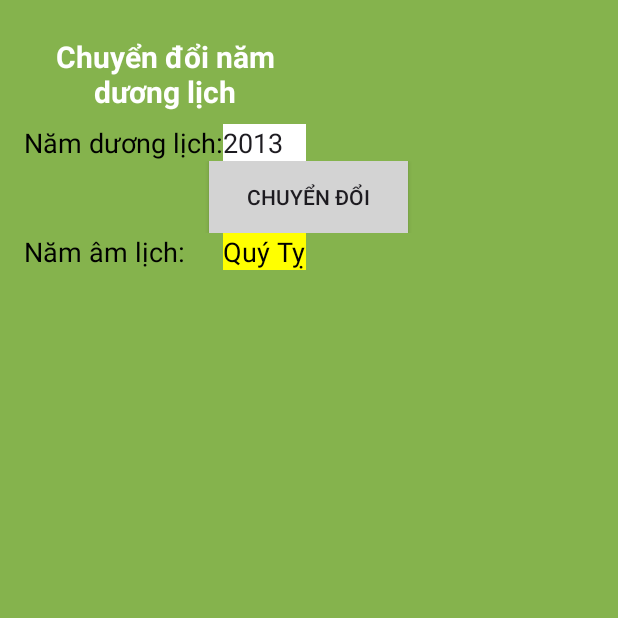
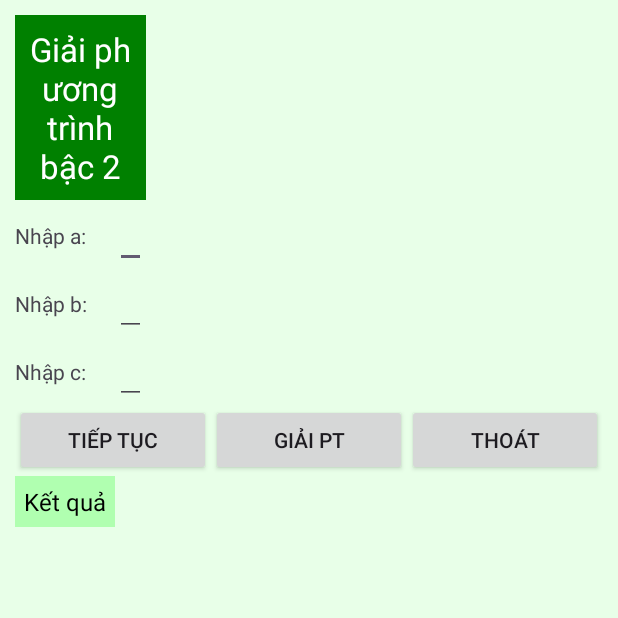
Before and after one commit to Vunhan1002/AndroidMobileApplicationPractice, an Android app: the screen it shows after launch (MainActivity), on a phone screen of 412 x 824 dp, the top half of it. Run offline under Robolectric (Android 15) with nearby library versions, the phone set to English and light mode, and no system bars.

Commit message:
Complete exercise 5(2)

```diff
--- a/app/src/main/java/com/example/androidmobileapplicationpractice/MainActivity.java
+++ b/app/src/main/java/com/example/androidmobileapplicationpractice/MainActivity.java
@@ -10,36 +10,83 @@ import android.widget.TextView;
 import java.text.DecimalFormat;
 
 public class MainActivity extends Activity {
-    EditText editNamDuongLich;
-    TextView textViewAmLich;
-    Button btnChuyenDoi;
+    Button btntieptuc, btngiai, btnthoat;
+    EditText edita, editb, editc;
+    TextView txtKQ;
 
-    String[] can = {"Canh", "Tân", "Nhâm", "Quý", "Giáp", "Ất", "Bính", "Đinh", "Mậu", "Kỷ"};
-    String[] chi = {"Thân", "Dậu", "Tuất", "Hợi", "Tý", "Sửu", "Dần", "Mão", "Thìn", "Tỵ", "Ngọ", "Mùi"};
+
 
     @Override
     protected void onCreate(Bundle savedInstanceState) {
         super.onCreate(savedInstanceState);
         setContentView(R.layout.activity_main);
 
-        editNamDuongLich = findViewById(R.id.editNamDuongLich);
-        textViewAmLich = findViewById(R.id.textView5);
-        btnChuyenDoi = findViewById(R.id.button1);
+        btntieptuc = findViewById(R.id.btntieptuc);
+        btngiai = findViewById(R.id.btngiai);
+        btnthoat = findViewById(R.id.btnthoat);
 
-        btnChuyenDoi.setOnClickListener(new View.OnClickListener() {
+        edita = findViewById(R.id.edita);
+        editb = findViewById(R.id.editb);
+        editc = findViewById(R.id.editc);
+        txtKQ = findViewById(R.id.txtKQ);
+
+        DecimalFormat dcf = new DecimalFormat("0.00");
+
+        btngiai.setOnClickListener(new View.OnClickListener() {
             @Override
-            public void onClick(View view) {
-                try {
-                    int namDuong = Integer.parseInt(editNamDuongLich.getText().toString().trim());
-                    int indexCan = namDuong % 10;
-                    int indexChi = namDuong % 12;
-                    String namAm = can[indexCan] + " " + chi[indexChi];
-                    textViewAmLich.setText(namAm);
-                }catch (NumberFormatException e){
-                    textViewAmLich.setText("Vui lòng nhập số hợp lệ");
+            public void onClick(View v) {
+                String sa = edita.getText().toString();
+                String sb = editb.getText().toString();
+                String sc = editc.getText().toString();
+
+                int a = Integer.parseInt(sa);
+                int b = Integer.parseInt(sb);
+                int c = Integer.parseInt(sc);
+
+                String kq = "";
+
+                if (a == 0) {
+                    if (b == 0) {
+                        if (c == 0)
+                            kq = "PT vô số nghiệm";
+                        else
+                            kq = "PT vô nghiệm";
+                    } else {
+                        kq = "PT có 1 nghiệm, x = " + dcf.format((double) -c / b);
+                    }
+                } else {
+                    double delta = b * b - 4 * a * c;
+                    if (delta < 0)
+                        kq = "PT vô nghiệm";
+                    else if (delta == 0)
+                        kq = "Pt có nghiệm kép: x1 = x2 = " + dcf.format(-b / (2.0 * a));
+                    else {
+                        double x1 = (-b + Math.sqrt(delta)) / (2 * a);
+                        double x2 = (-b - Math.sqrt(delta)) / (2 * a);
+                        kq = "Pt có 2 nghiệm: x1 = " + dcf.format(x1) + "; x2 = " + dcf.format(x2);
+                    }
                 }
+
+                txtKQ.setText(kq);
             }
         });
 
+        btntieptuc.setOnClickListener(new View.OnClickListener() {
+            @Override
+            public void onClick(View v) {
+                edita.setText("");
+                editb.setText("");
+                editc.setText("");
+                txtKQ.setText("");
+                edita.requestFocus();
+            }
+        });
+
+        btnthoat.setOnClickListener(new View.OnClickListener() {
+            @Override
+            public void onClick(View v) {
+                finish();
+            }
+        });
     }
 }
--- a/app/src/main/res/layout/activity_main.xml
+++ b/app/src/main/res/layout/activity_main.xml
@@ -1,87 +1,95 @@
 <?xml version="1.0" encoding="utf-8"?>
 <TableLayout xmlns:android="http://schemas.android.com/apk/res/android"
-    android:id="@+id/TableLayout1"
+    android:id="@+id/TableLayout2"
     android:layout_width="match_parent"
     android:layout_height="match_parent"
-    android:background="#85B34D"
-    android:padding="16dp">
+    android:background="#E8FFE8"
+    android:padding="10dp">
 
-    <TableRow
-        android:id="@+id/tableRow4"
-        android:layout_width="match_parent"
-        android:layout_height="wrap_content">
+    <TableRow>
+        <TextView
+            android:id="@+id/textView4"
+            android:layout_width="wrap_content"
+            android:layout_height="wrap_content"
+            android:text="Giải phương trình bậc 2"
+            android:textSize="22sp"
+            android:textColor="#FFFFFF"
+            android:background="#008000"
+            android:gravity="center"
+            android:layout_span="2"
+            android:padding="8dp"
+            android:layout_gravity="center"/>
+    </TableRow>
 
+    <TableRow android:id="@+id/tableRow1">
+        <TextView
+            android:id="@+id/textView1"
+            android:layout_width="wrap_content"
+            android:layout_height="wrap_content"
+            android:text="Nhập a:" />
+        <EditText
+            android:id="@+id/edita"
+            android:layout_width="match_parent"
+            android:layout_height="wrap_content"
+            android:inputType="numberDecimal"/>
+    </TableRow>
+
+    <TableRow android:id="@+id/tableRow2">
+        <TextView
+            android:id="@+id/textView2"
+            android:layout_width="wrap_content"
+            android:layout_height="wrap_content"
+            android:text="Nhập b:" />
+        <EditText
+            android:id="@+id/editb"
+            android:layout_width="match_parent"
+            android:layout_height="wrap_content"
+            android:inputType="numberDecimal"/>
+    </TableRow>
+
+    <TableRow android:id="@+id/tableRow3">
         <TextView
             android:id="@+id/textView3"
             android:layout_width="wrap_content"
             android:layout_height="wrap_content"
-            android:layout_gravity="center"
-            android:layout_span="2"
-            android:gravity="center"
-            android:padding="8dp"
-            android:text="Chuyển đổi năm dương lịch"
-            android:textColor="#FFFFFF"
-            android:textSize="20sp"
-            android:textStyle="bold" />
+            android:text="Nhập c:" />
+        <EditText
+            android:id="@+id/editc"
+            android:layout_width="match_parent"
+            android:layout_height="wrap_content"
+            android:inputType="numberDecimal"/>
     </TableRow>
 
-    <TableRow
-        android:id="@+id/tableRow1"
-        android:layout_width="match_parent"
-        android:layout_height="wrap_content">
+    <TableRow>
+        <Button
+            android:id="@+id/btntieptuc"
+            android:layout_width="0dp"
+            android:layout_height="wrap_content"
+            android:layout_weight="1"
+            android:text="Tiếp tục" />
+        <Button
+            android:id="@+id/btngiai"
+            android:layout_width="0dp"
+            android:layout_height="wrap_content"
+            android:layout_weight="1"
+            android:text="Giải PT" />
+        <Button
+            android:id="@+id/btnthoat"
+            android:layout_width="0dp"
+            android:layout_height="wrap_content"
+            android:layout_weight="1"
+            android:text="Thoát" />
+    </TableRow>
 
+    <TableRow>
         <TextView
-            android:id="@+id/textView1"
-            android:layout_width="wrap_content"
-            android:layout_height="wrap_content"
-            android:text="Năm dương lịch:"
-            android:textColor="#000000"
-            android:textSize="18sp" />
-
-        <EditText
-            android:id="@+id/editNamDuongLich"
+            android:id="@+id/txtKQ"
             android:layout_width="match_parent"
             android:layout_height="wrap_content"
-            android:background="#FFFFFF"
-            android:inputType="number"
-            android:text="2013" />
+            android:text="Kết quả"
+            android:textSize="16sp"
+            android:textColor="#000000"
+            android:background="#B0FFB0"
+            android:padding="6dp"/>
     </TableRow>
-
-    <TableRow
-        android:id="@+id/tableRow2"
-        android:layout_width="match_parent"
-        android:layout_height="wrap_content"
-        android:gravity="center">
-
-        <Button
-            android:id="@+id/button1"
-            android:layout_width="wrap_content"
-            android:layout_height="wrap_content"
-            android:background="#D3D3D3"
-            android:text="Chuyển đổi" />
-    </TableRow>
-
-    <TableRow
-        android:id="@+id/tableRow3"
-        android:layout_width="match_parent"
-        android:layout_height="wrap_content">
-
-        <TextView
-            android:id="@+id/textView2"
-            android:layout_width="wrap_content"
-            android:layout_height="wrap_content"
-            android:text="Năm âm lịch:"
-            android:textColor="#000000"
-            android:textSize="18sp" />
-
-        <TextView
-            android:id="@+id/textView5"
-            android:layout_width="match_parent"
-            android:layout_height="wrap_content"
-            android:background="#FFFF00"
-            android:text="Quý Tỵ"
-            android:textColor="#000000"
-            android:textSize="18sp" />
-    </TableRow>
-
 </TableLayout>
```
